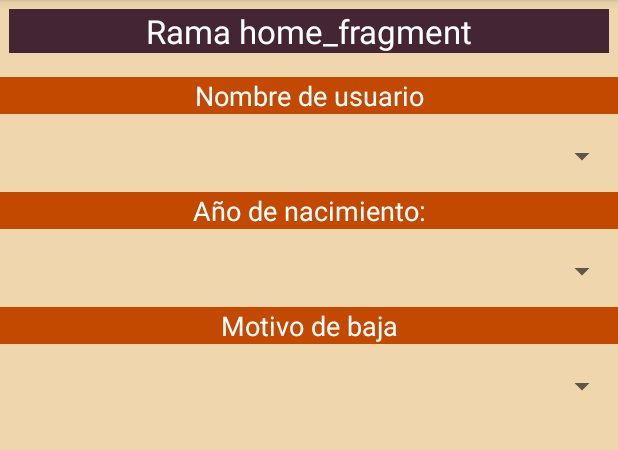
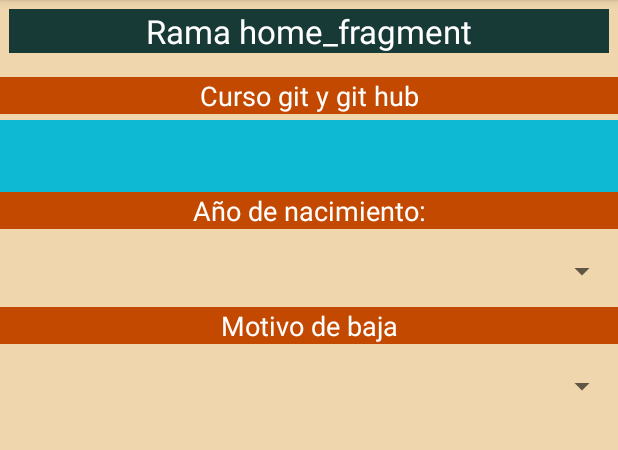
Before and after one commit to mhernandez-sys/App_ActCirculantes, an Android app: the fragment HomeFragment shown on its own in the app's theme, on a phone screen of 412 x 824 dp, the part 84-534 px from its top. Run offline under Robolectric (Android 15) with nearby library versions, the phone set to English and light mode, and no system bars.

Commit message:
Rama hf cuarto commit (se modifico el primer sppiner y su texto) [18/07/2024-12:57]

```diff
--- a/app/src/main/res/layout/fragment_home.xml
+++ b/app/src/main/res/layout/fragment_home.xml
@@ -19,7 +19,7 @@
             android:layout_width="match_parent"
             android:layout_height="wrap_content"
             android:text="Rama home_fragment"
-            android:background="@color/sombreado"
+            android:background="@color/secudario"
             android:textColor="@color/white"
             android:gravity="center"
             android:textSize="22sp"
@@ -30,7 +30,7 @@
             android:id="@+id/textView10"
             android:layout_width="match_parent"
             android:layout_height="wrap_content"
-            android:text="Nombre de usuario"
+            android:text="Curso git y git hub"
             android:layout_marginTop="10dp"
             android:background="@color/botones"
             android:textColor="@color/white"
@@ -43,6 +43,7 @@
             android:layout_height="wrap_content"
             android:layout_marginTop="4dp"
             android:minHeight="48dp"
+            android:background="@color/azulcielo"
             android:padding="@dimen/cuatro_dp" />
 
         <TextView
```
